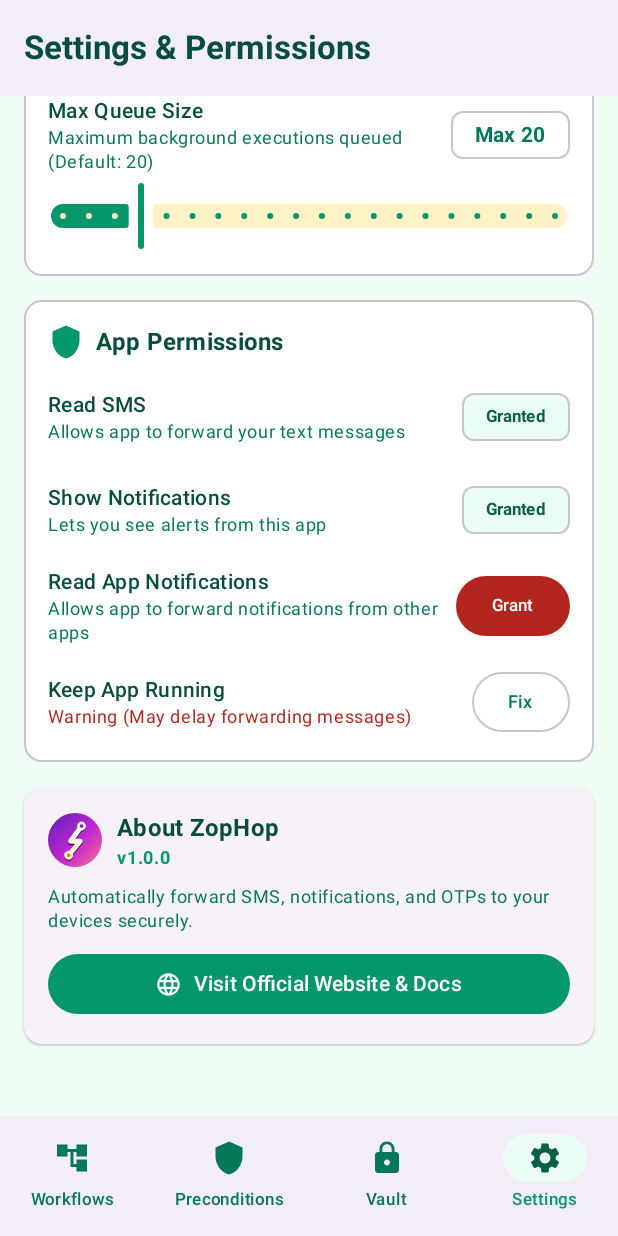
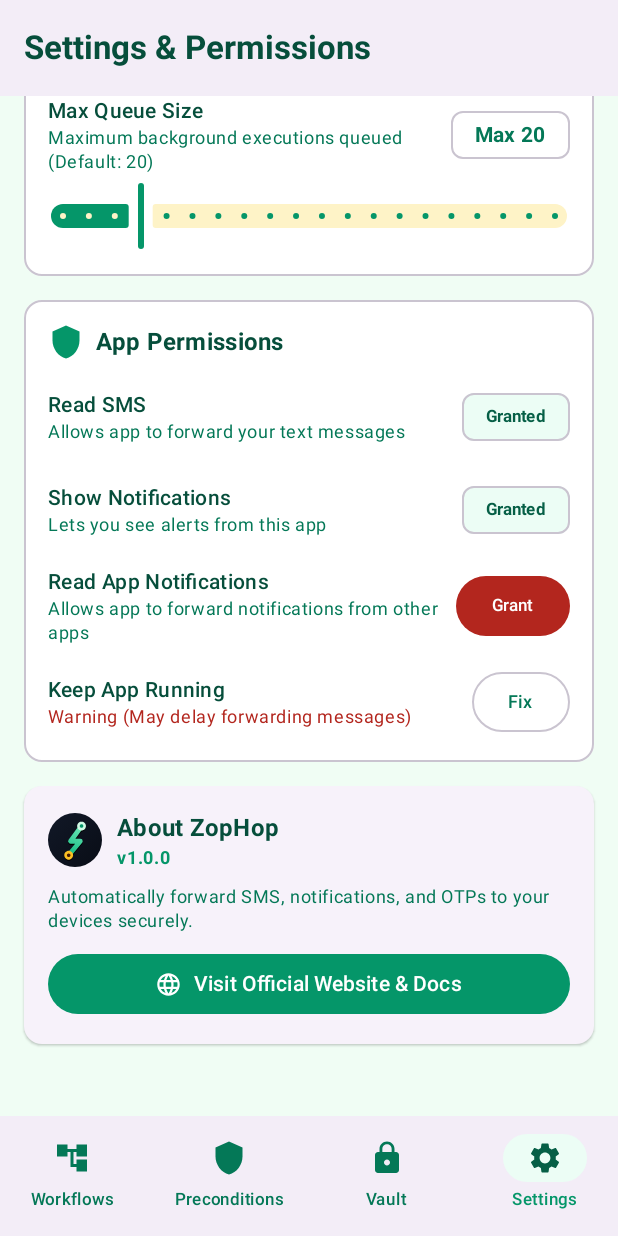
Before and after one commit to aman400/ntfysms, an Android app built with Jetpack Compose: the screen it shows after launch (MainActivity), item 4 of the bottom bar chosen, scrolled down 662 dp, on a phone screen of 412 x 824 dp. Run offline under Robolectric (Android 15) with nearby library versions, the phone set to English and light mode, and no system bars; our stand-ins replace Room's generated code; 1 statement that could not run was skipped.

Commit message:
Update ZopHop app icon and web assets to emerald mint and dark slate theme

```diff
--- a/app/src/main/res/drawable/ic_launcher_background.xml
+++ b/app/src/main/res/drawable/ic_launcher_background.xml
@@ -8,7 +8,7 @@
 
     <path
         android:pathData="M0,0h108v108h-108z"
-        android:fillColor="#5B21B6" />
+        android:fillColor="#111827" />
 
     <path android:pathData="M0,0h108v108h-108z">
         <aapt:attr name="android:fillColor">
@@ -18,9 +18,8 @@
                 android:endX="108"
                 android:endY="108"
                 android:type="linear">
-                <item android:color="#5B21B6" android:offset="0.0" />
-                <item android:color="#C026D3" android:offset="0.55" />
-                <item android:color="#FB7185" android:offset="1.0" />
+                <item android:color="#111827" android:offset="0.0" />
+                <item android:color="#090D16" android:offset="1.0" />
             </gradient>
         </aapt:attr>
     </path>
--- a/app/src/main/res/drawable/ic_launcher_foreground.xml
+++ b/app/src/main/res/drawable/ic_launcher_foreground.xml
@@ -13,7 +13,7 @@
         <!-- Shadow Path -->
         <path
             android:pathData="M67.08,28.69 L45.14,59.06 L64.55,59.06 L41.34,86.9"
-            android:strokeColor="#2E0A4F"
+            android:strokeColor="#000000"
             android:strokeWidth="9.7"
             android:strokeLineCap="round"
             android:strokeLineJoin="round"
@@ -21,11 +21,11 @@
 
         <path
             android:pathData="M67.08,28.69m-8.4,0a8.4,8.4 0 1,1 16.8,0a8.4,8.4 0 1,1 -16.8,0"
-            android:fillColor="#2E0A4F" />
+            android:fillColor="#000000" />
 
         <path
             android:pathData="M41.34,86.9m-8.4,0a8.4,8.4 0 1,1 16.8,0a8.4,8.4 0 1,1 -16.8,0"
-            android:fillColor="#2E0A4F" />
+            android:fillColor="#000000" />
 
         <!-- Bolt-shaped Workflow Path -->
         <path
@@ -40,28 +40,28 @@
                     android:endX="41.34"
                     android:endY="84.38"
                     android:type="linear">
-                    <item android:color="#FFFFFF" android:offset="0.0" />
-                    <item android:color="#FEF3C7" android:offset="1.0" />
+                    <item android:color="#6EE7B7" android:offset="0.0" />
+                    <item android:color="#10B981" android:offset="1.0" />
                 </gradient>
             </aapt:attr>
         </path>
 
-        <!-- Top Node Circle -->
+        <!-- Start Node Circle (Emerald/Mint) -->
         <path
             android:pathData="M67.08,26.16m-8.86,0a8.86,8.86 0 1,1 17.72,0a8.86,8.86 0 1,1 -17.72,0"
-            android:fillColor="#FFFFFF" />
+            android:fillColor="#D1FAE5" />
 
         <path
             android:pathData="M67.08,26.16m-3.58,0a3.58,3.58 0 1,1 7.16,0a3.58,3.58 0 1,1 -7.16,0"
-            android:fillColor="#7E22CE" />
+            android:fillColor="#059669" />
 
-        <!-- Bottom Node Circle -->
+        <!-- End Node Circle (Amber) -->
         <path
             android:pathData="M41.34,84.38m-8.86,0a8.86,8.86 0 1,1 17.72,0a8.86,8.86 0 1,1 -17.72,0"
-            android:fillColor="#FEF3C7" />
+            android:fillColor="#FBBF24" />
 
         <path
             android:pathData="M41.34,84.38m-3.58,0a3.58,3.58 0 1,1 7.16,0a3.58,3.58 0 1,1 -7.16,0"
-            android:fillColor="#F97316" />
+            android:fillColor="#451A03" />
     </group>
 </vector>
```
Also changed, not shown: 2 other files.
